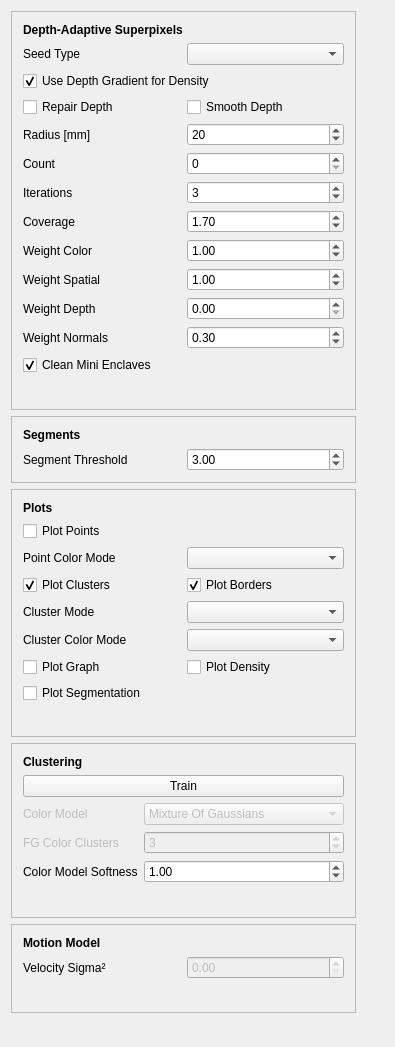
Before: the Qt Designer form dasp_gui/WdgtSuperpixelParameters.ui in Danvil/dasp, drawn with Qt 5.
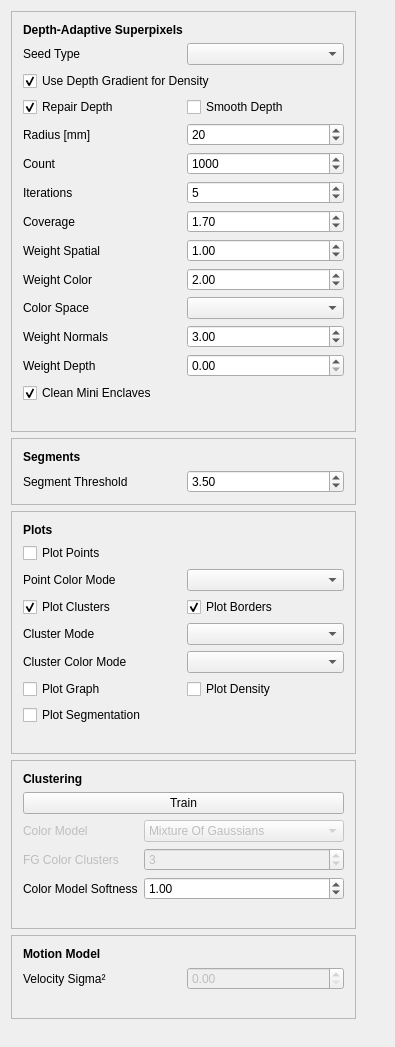
After: the same form once the commit is applied.

Commit message: Color conversion now down at one central place. Can choose color space in Gui. Better default parameters. More.

Diff of the .ui file:
```diff
--- a/dasp_gui/WdgtSuperpixelParameters.ui
+++ b/dasp_gui/WdgtSuperpixelParameters.ui
@@ -23,14 +23,7 @@
       <enum>QFrame::Raised</enum>
      </property>
      <layout class="QGridLayout" name="gridLayout_2">
-      <item row="12" column="0">
-       <widget class="QLabel" name="label">
-        <property name="text">
-         <string>Weight Spatial</string>
-        </property>
-       </widget>
-      </item>
-      <item row="14" column="1">
+      <item row="16" column="1">
        <widget class="QDoubleSpinBox" name="doubleSpinBoxWeightDepth">
         <property name="maximum">
          <double>10.000000000000000</double>
@@ -43,19 +36,6 @@
         </property>
        </widget>
       </item>
-      <item row="15" column="1">
-       <widget class="QDoubleSpinBox" name="doubleSpinBoxWeightNormal">
-        <property name="maximum">
-         <double>10.000000000000000</double>
-        </property>
-        <property name="singleStep">
-         <double>0.100000000000000</double>
-        </property>
-        <property name="value">
-         <double>0.300000000000000</double>
-        </property>
-       </widget>
-      </item>
       <item row="0" column="0" colspan="2">
        <widget class="QLabel" name="label_8">
         <property name="font">
@@ -76,33 +56,13 @@
         </property>
        </widget>
       </item>
-      <item row="12" column="1">
-       <widget class="QDoubleSpinBox" name="doubleSpinBoxWeightSpatial">
-        <property name="maximum">
-         <double>10.000000000000000</double>
-        </property>
-        <property name="singleStep">
-         <double>0.100000000000000</double>
-        </property>
-        <property name="value">
-         <double>1.000000000000000</double>
-        </property>
-       </widget>
-      </item>
-      <item row="14" column="0">
+      <item row="16" column="0">
        <widget class="QLabel" name="label_2">
         <property name="text">
          <string>Weight Depth</string>
         </property>
        </widget>
       </item>
-      <item row="15" column="0">
-       <widget class="QLabel" name="label_7">
-        <property name="text">
-         <string>Weight Normals</string>
-        </property>
-       </widget>
-      </item>
       <item row="9" column="0">
        <widget class="QLabel" name="label_3">
         <property name="text">
@@ -113,10 +73,10 @@
       <item row="9" column="1">
        <widget class="QSpinBox" name="spinBoxIterations">
         <property name="maximum">
-         <number>1000</number>
+         <number>100</number>
         </property>
         <property name="value">
-         <number>3</number>
+         <number>5</number>
         </property>
        </widget>
       </item>
@@ -153,14 +113,14 @@
         </property>
        </widget>
       </item>
-      <item row="11" column="0">
+      <item row="12" column="0">
        <widget class="QLabel" name="label_4">
         <property name="text">
          <string>Weight Color</string>
         </property>
        </widget>
       </item>
-      <item row="11" column="1">
+      <item row="12" column="1">
        <widget class="QDoubleSpinBox" name="doubleSpinBoxWeightColor">
         <property name="maximum">
          <double>10.000000000000000</double>
@@ -169,7 +129,7 @@
          <double>0.100000000000000</double>
         </property>
         <property name="value">
-         <double>1.000000000000000</double>
+         <double>2.000000000000000</double>
         </property>
        </widget>
       </item>
@@ -206,7 +166,7 @@
         </property>
        </widget>
       </item>
-      <item row="19" column="0">
+      <item row="21" column="0">
        <spacer name="verticalSpacer_2">
         <property name="orientation">
          <enum>Qt::Vertical</enum>
@@ -234,9 +194,12 @@
         <property name="singleStep">
          <number>100</number>
         </property>
+        <property name="value">
+         <number>1000</number>
+        </property>
        </widget>
       </item>
-      <item row="18" column="0">
+      <item row="20" column="0">
        <widget class="QCheckBox" name="checkBoxDaspConquerEnclaves">
         <property name="text">
          <string>Clean Mini Enclaves</string>
@@ -251,6 +214,9 @@
         <property name="text">
          <string>Repair Depth</string>
         </property>
+        <property name="checked">
+         <bool>true</bool>
+        </property>
        </widget>
       </item>
       <item row="5" column="1">
@@ -260,6 +226,56 @@
         </property>
        </widget>
       </item>
+      <item row="11" column="0">
+       <widget class="QLabel" name="label">
+        <property name="text">
+         <string>Weight Spatial</string>
+        </property>
+       </widget>
+      </item>
+      <item row="11" column="1">
+       <widget class="QDoubleSpinBox" name="doubleSpinBoxWeightSpatial">
+        <property name="maximum">
+         <double>10.000000000000000</double>
+        </property>
+        <property name="singleStep">
+         <double>0.100000000000000</double>
+        </property>
+        <property name="value">
+         <double>1.000000000000000</double>
+        </property>
+       </widget>
+      </item>
+      <item row="14" column="0">
+       <widget class="QLabel" name="label_7">
+        <property name="text">
+         <string>Weight Normals</string>
+        </property>
+       </widget>
+      </item>
+      <item row="14" column="1">
+       <widget class="QDoubleSpinBox" name="doubleSpinBoxWeightNormal">
+        <property name="maximum">
+         <double>10.000000000000000</double>
+        </property>
+        <property name="singleStep">
+         <double>0.100000000000000</double>
+        </property>
+        <property name="value">
+         <double>3.000000000000000</double>
+        </property>
+       </widget>
+      </item>
+      <item row="13" column="1">
+       <widget class="QComboBox" name="comboBoxDaspColorSpace"/>
+      </item>
+      <item row="13" column="0">
+       <widget class="QLabel" name="label_23">
+        <property name="text">
+         <string>Color Space</string>
+        </property>
+       </widget>
+      </item>
      </layout>
     </widget>
    </item>
@@ -617,7 +633,7 @@
          <double>0.100000000000000</double>
         </property>
         <property name="value">
-         <double>3.000000000000000</double>
+         <double>3.500000000000000</double>
         </property>
        </widget>
       </item>
```
The commit also changes 7 other files.
